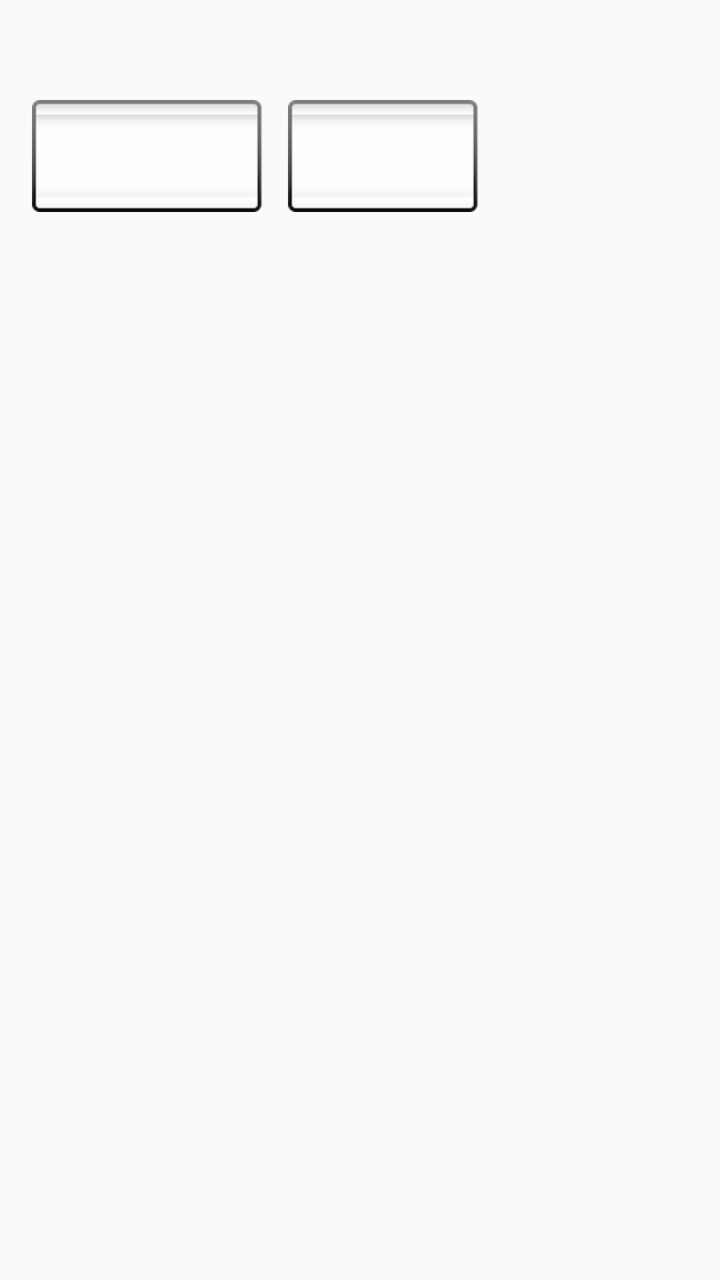
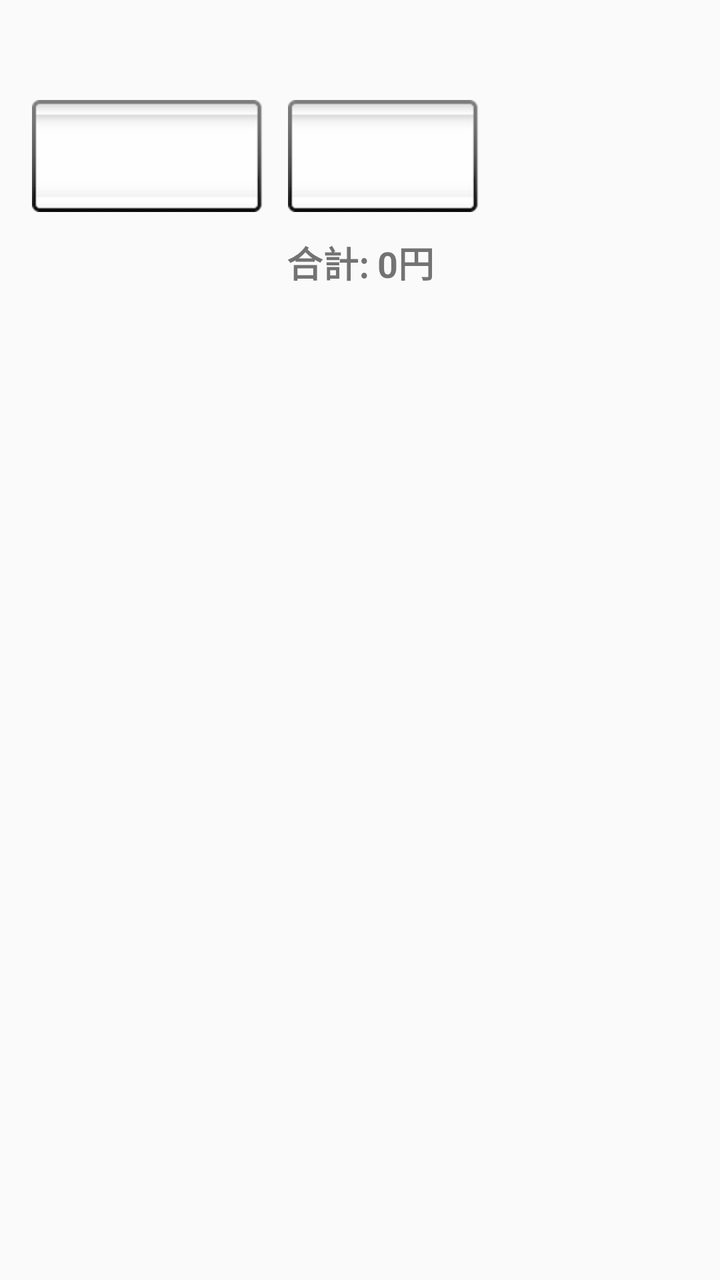

The first picture is an Android layout as it rendered before a commit; the second is the same layout after the commit. The layout source and the unified diff follow.
<!-- AndroidManifest.xml: application theme Theme.OkoLog -->
<!-- res/layout/fragment_transaction_list.xml -->
<?xml version="1.0" encoding="utf-8"?>

<androidx.constraintlayout.widget.ConstraintLayout xmlns:android="http://schemas.android.com/apk/res/android"
    xmlns:app="http://schemas.android.com/apk/res-auto"
    android:layout_width="match_parent"
    android:layout_height="match_parent">

    
    <Spinner
        android:id="@+id/year_spinner"
        android:layout_width="120dp"
        android:layout_height="wrap_content"
        android:layout_marginStart="16dp"
        android:layout_marginTop="50dp"
        android:background="@android:drawable/spinner_background"
        app:layout_constraintTop_toTopOf="parent"
        app:layout_constraintStart_toStartOf="parent" />

    
    <Spinner
        android:id="@+id/month_spinner"
        android:layout_width="100dp"
        android:layout_height="wrap_content"
        android:layout_marginStart="8dp"
        android:layout_marginTop="50dp"
        android:background="@android:drawable/spinner_background"
        app:layout_constraintTop_toTopOf="parent"
        app:layout_constraintStart_toEndOf="@id/year_spinner" />

    
    <androidx.recyclerview.widget.RecyclerView
        android:id="@+id/recycler_view"
        android:layout_width="0dp"
        android:layout_height="0dp"
        android:layout_marginTop="20dp"
        android:layout_marginBottom="100dp"
        app:layoutManager="androidx.recyclerview.widget.LinearLayoutManager"
        app:layout_constraintTop_toBottomOf="@id/year_spinner"
        app:layout_constraintBottom_toBottomOf="parent"
        app:layout_constraintStart_toStartOf="parent"
        app:layout_constraintEnd_toEndOf="parent" />

</androidx.constraintlayout.widget.ConstraintLayout>
<!-- resources referenced by this layout -->
<resources>
  <style name="Theme.OkoLog" parent="Theme.AppCompat.Light.NoActionBar" />
</resources>

<!-- the commit's change to res/layout/fragment_transaction_list.xml (unified diff, before → after) -->
@@ -28,6 +28,20 @@
         app:layout_constraintStart_toEndOf="@id/year_spinner" />
 
     
+    <TextView
+        android:id="@+id/text_total_amount"
+        android:layout_width="0dp"
+        android:layout_height="wrap_content"
+        android:text="合計: 0円"
+        android:textSize="18sp"
+        android:textStyle="bold"
+        android:gravity="center"
+        android:padding="12dp"
+        app:layout_constraintTop_toBottomOf="@id/month_spinner"
+        app:layout_constraintStart_toStartOf="parent"
+        app:layout_constraintEnd_toEndOf="parent" />
+
+    
     <androidx.recyclerview.widget.RecyclerView
         android:id="@+id/recycler_view"
         android:layout_width="0dp"
@@ -35,7 +49,7 @@
         android:layout_marginTop="20dp"
         android:layout_marginBottom="100dp"
         app:layoutManager="androidx.recyclerview.widget.LinearLayoutManager"
-        app:layout_constraintTop_toBottomOf="@id/year_spinner"
+        app:layout_constraintTop_toBottomOf="@id/text_total_amount"
         app:layout_constraintBottom_toBottomOf="parent"
         app:layout_constraintStart_toStartOf="parent"
         app:layout_constraintEnd_toEndOf="parent" />
